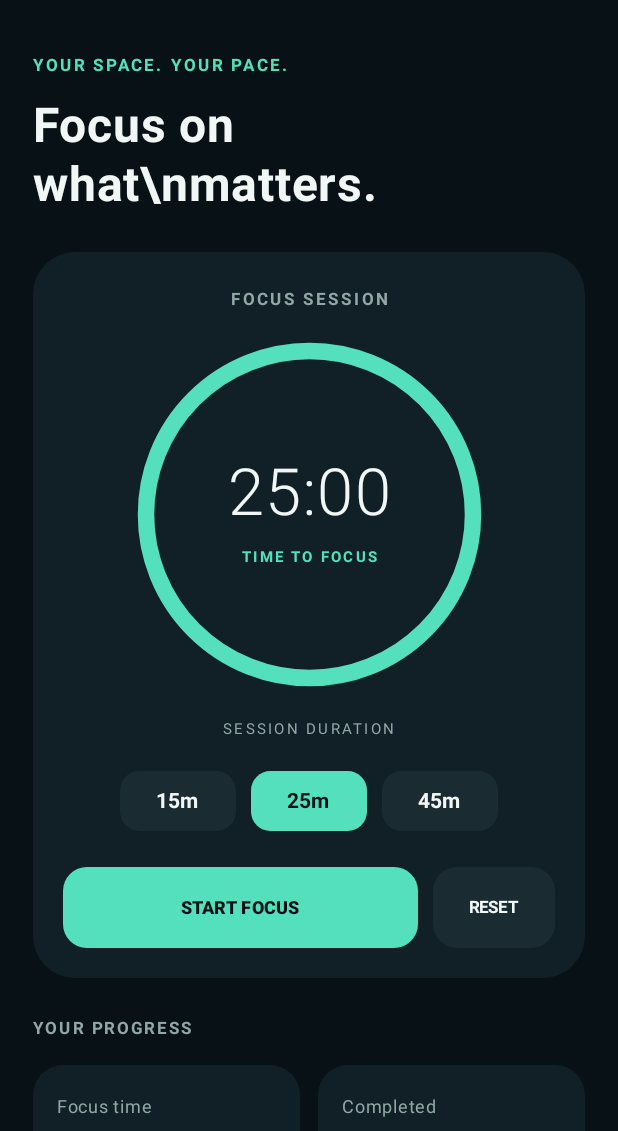
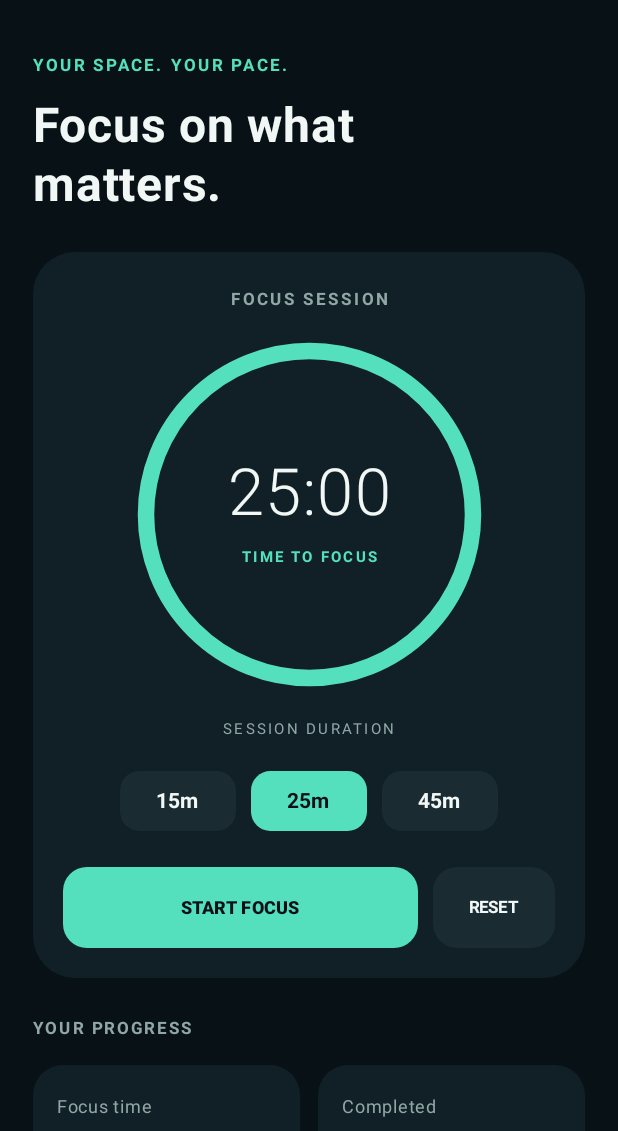
Before and after one commit to AaydFaisalAbdoMohammed/nexus-vitalis, an Android app built with Jetpack Compose: the screen it shows after launch (MainActivity), on a phone screen of 412 x 824 dp, the part 105-1236 px from its top. Run offline under Robolectric (Android 15) with nearby library versions, the phone set to English and light mode, and no system bars.

Commit message:
fix: correct focus dashboard headline newline

```diff
--- a/app/src/main/java/app/nexusvitalis/MainActivity.kt
+++ b/app/src/main/java/app/nexusvitalis/MainActivity.kt
@@ -132,7 +132,7 @@ private fun VitalisDashboard() {
             Spacer(Modifier.height(8.dp))
 
             Text(
-                text = "Focus on what\\nmatters.",
+                text = "Focus on what\nmatters.",
                 color = MainText,
                 fontSize = 32.sp,
                 lineHeight = 39.sp,
```
